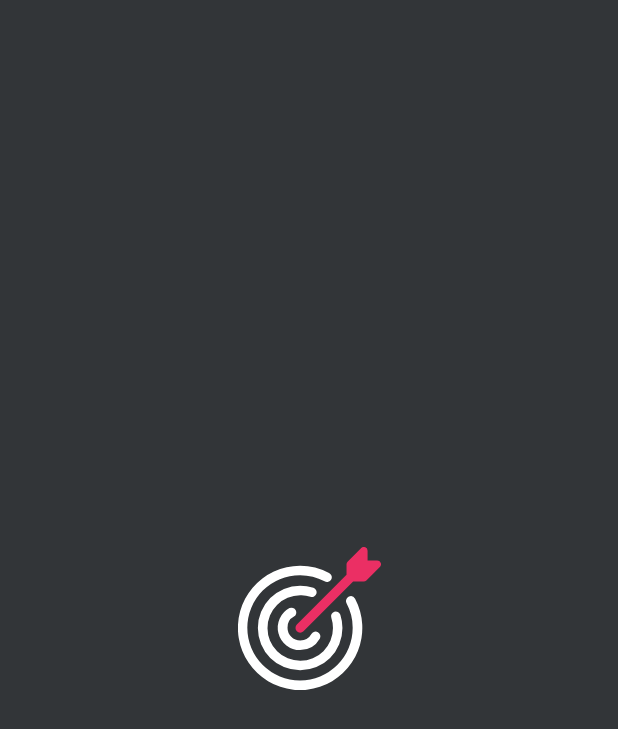
After one commit to Siddhant043/ProperPrep, an Android app: the SplashActivity screen opened directly, with no data from a screen before it, on a phone screen of 412 x 824 dp. The commit adds this screen. Shown: the top 729 px of the screen. Run offline under Robolectric (Android 15) with nearby library versions, the phone set to English and light mode, and no system bars; 1 statement that could not run was skipped.

Commit message:
Splash screen created. Firestore integrated, user info storage successfull. (No bugs.)

```diff
--- a/app/build.gradle
+++ b/app/build.gradle
@@ -7,7 +7,7 @@ android {
     compileSdkVersion 30
     buildToolsVersion "30.0.3"
 
-    buildFeatures{
+    buildFeatures {
         viewBinding true
     }
 
@@ -18,7 +18,7 @@ android {
         versionCode 1
         versionName "1.0"
         android.defaultConfig.vectorDrawables.useSupportLibrary = true
-
+        multiDexEnabled true
         testInstrumentationRunner "androidx.test.runner.AndroidJUnitRunner"
     }
 
@@ -40,6 +40,7 @@ dependencies {
     implementation 'com.google.android.material:material:1.3.0'
     implementation 'androidx.constraintlayout:constraintlayout:2.0.4'
     implementation 'com.google.firebase:firebase-auth:20.0.2'
+    implementation 'com.google.firebase:firebase-firestore:22.1.1'
     testImplementation 'junit:junit:4.+'
     androidTestImplementation 'androidx.test.ext:junit:1.1.2'
     androidTestImplementation 'androidx.test.espresso:espresso-core:3.3.0'
--- /dev/null
+++ b/app/src/main/java/com/example/properprepapp/SplashActivity.java
@@ -0,0 +1,24 @@
+package com.example.properprepapp;
+
+import androidx.appcompat.app.AppCompatActivity;
+
+import android.content.Intent;
+import android.os.Bundle;
+import android.os.Handler;
+
+public class SplashActivity extends AppCompatActivity {
+
+    @Override
+    protected void onCreate(Bundle savedInstanceState) {
+        super.onCreate(savedInstanceState);
+        setContentView(R.layout.activity_splash);
+
+        new Handler().postDelayed(new Runnable() {
+            @Override
+            public void run() {
+                startActivity(new Intent(SplashActivity.this, LoginActivity.class));
+                finish();
+            }
+        }, 900);
+    }
+}
--- /dev/null
+++ b/app/src/main/res/layout/activity_splash.xml
@@ -0,0 +1,20 @@
+<?xml version="1.0" encoding="utf-8"?>
+<androidx.constraintlayout.widget.ConstraintLayout xmlns:android="http://schemas.android.com/apk/res/android"
+    xmlns:app="http://schemas.android.com/apk/res-auto"
+    xmlns:tools="http://schemas.android.com/tools"
+    android:layout_width="match_parent"
+    android:layout_height="match_parent"
+    android:background="@color/primary_black"
+    tools:context=".SplashActivity">
+
+    <ImageView
+        android:id="@+id/splashScreenLogo"
+        android:layout_width="wrap_content"
+        android:layout_height="wrap_content"
+        app:layout_constraintBottom_toBottomOf="parent"
+        app:layout_constraintEnd_toEndOf="parent"
+        app:layout_constraintHorizontal_bias="0.5"
+        app:layout_constraintStart_toStartOf="parent"
+        app:layout_constraintTop_toTopOf="parent"
+        app:srcCompat="@drawable/ic_properprep_logo" />
+</androidx.constraintlayout.widget.ConstraintLayout>
```
Also changed, not shown: app/src/main/AndroidManifest.xml (+4 -3 lines), app/src/main/java/com/example/properprepapp/LoginActivity.java (+20 -12 lines), app/src/main/java/com/example/properprepapp/RegisterActivity.java (+32 -4 lines), app/src/main/java/com/example/properprepapp/User.java (added, +37 -0 lines).
